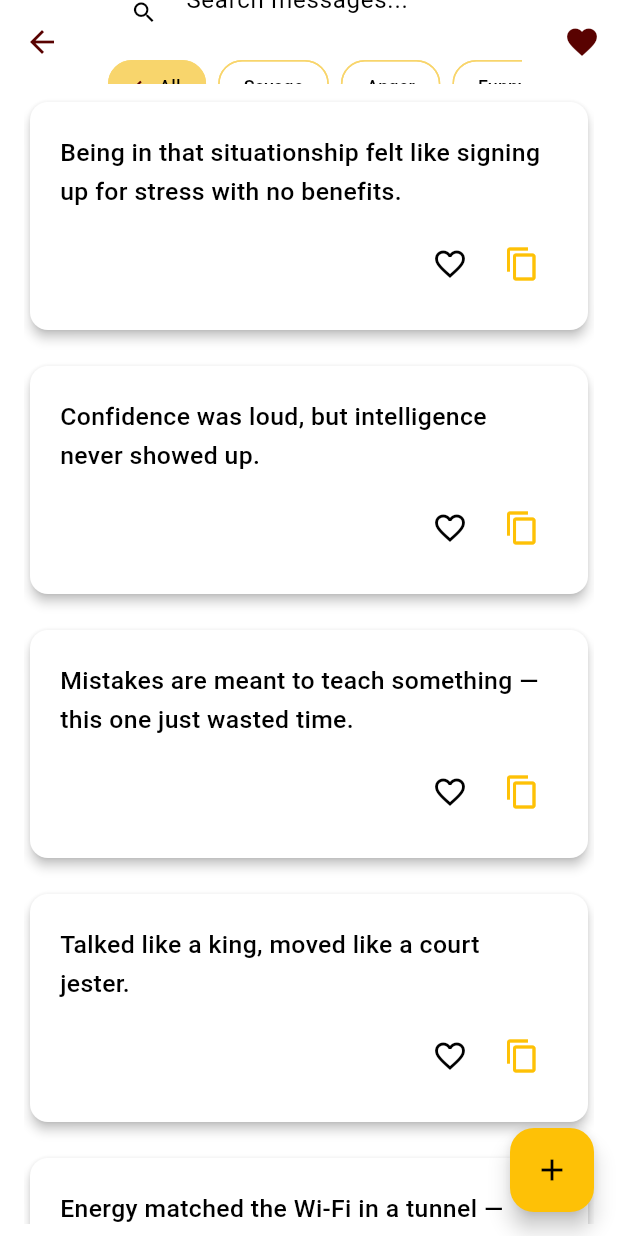
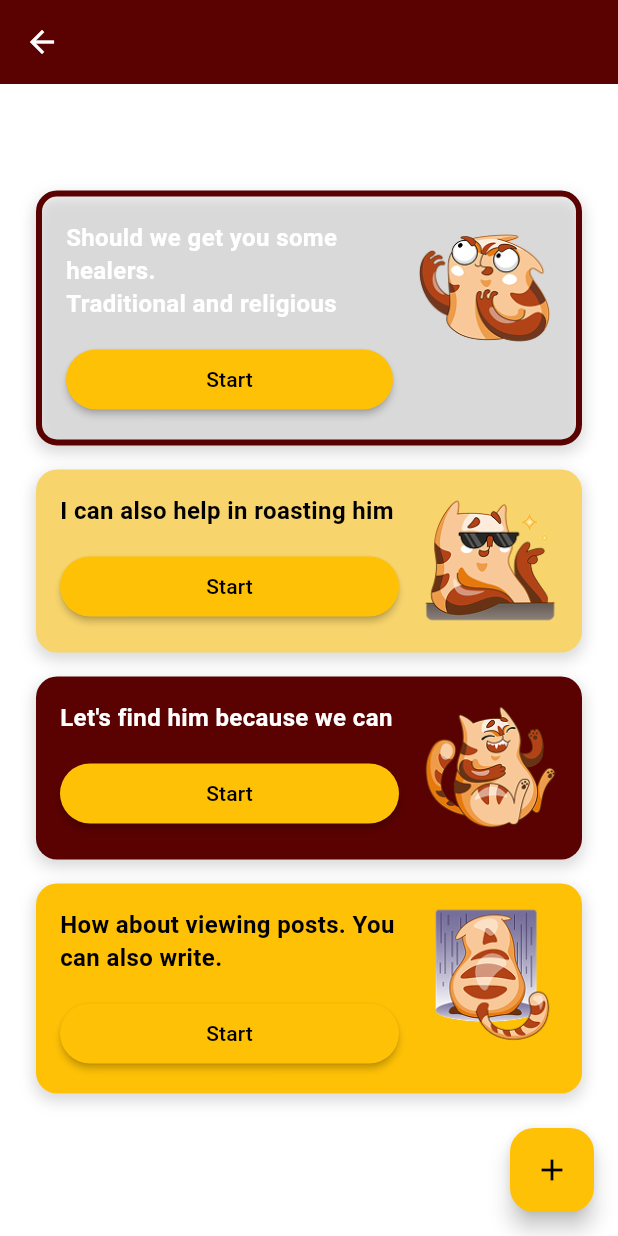
Before and after one commit to Nakato-Musana-Zaina/Tears, a Flutter app: the screen it shows after launch, on a phone screen of 412 x 824 dp. Run offline on Flutter 3.47's test engine with Material 3 defaults, Android fonts, the phone set to English and light mode, and no system bars; our stand-ins replace confetti, flutter_slidable, shared_preferences; missing offline and left inert: volume_key_board.

Commit message:
added the help_screen

```diff
--- a/lib/main.dart
+++ b/lib/main.dart
@@ -4,6 +4,7 @@ import 'package:shared_preferences/shared_preferences.dart';
 import 'screens/pet_name_screen.dart';
 import 'screens/messages_screen.dart';
 import 'screens/home_screen.dart';
+import 'screens/help_screen.dart';
 
 void main() {
   runApp(const TearsApp());
@@ -46,11 +47,13 @@ class _TearsAppState extends State<TearsApp> {
       title: 'Tears',
       debugShowCheckedModeBanner: false,
       theme: _isDarkMode ? darkTheme : lightTheme,
-      initialRoute: '/messages',
+      initialRoute: '/help',
       routes: {
         '/petname': (context) => FirstPage(toggleTheme: toggleTheme, isDarkMode: _isDarkMode),
         '/home': (context) => HomeScreen(toggleTheme: toggleTheme, isDarkMode: _isDarkMode),
         '/messages': (context) => MessagesScreen(toggleTheme: toggleTheme, isDarkMode: _isDarkMode),
+        '/help': (context) => HelpScreen(toggleTheme: toggleTheme, isDarkMode: _isDarkMode),
+
       },
     );
   }
--- a/lib/screens/anger_page.dart
+++ /dev/null
@@ -1,12 +0,0 @@
-// lib/screens/anger_page.dart
-import 'package:flutter/material.dart';
-
-class AngerPage extends StatelessWidget {
-  @override
-  Widget build(BuildContext context) {
-    return Scaffold(
-      appBar: AppBar(title: Text("Anger Page")),
-      body: Center(child: Text("This is the Anger Page")),
-    );
-  }
-}
--- /dev/null
+++ b/lib/screens/help_screen.dart
@@ -0,0 +1,260 @@
+// lib/screens/help_screen.dart
+
+import 'package:flutter/material.dart';
+import '../widgets/custom_fab.dart';
+import 'messages_screen.dart';
+
+class HelpScreen extends StatefulWidget {
+  final VoidCallback toggleTheme;
+  final bool isDarkMode;
+
+  const HelpScreen({Key? key, required this.toggleTheme, required this.isDarkMode}) : super(key: key);
+
+  @override
+  State<HelpScreen> createState() => _HelpScreenState();
+}
+
+class _HelpScreenState extends State<HelpScreen> with SingleTickerProviderStateMixin {
+  late AnimationController _controller;
+  late List<Animation<double>> _animations;
+
+  @override
+  void initState() {
+    super.initState();
+    _controller = AnimationController(
+      duration: const Duration(milliseconds: 800),
+      vsync: this,
+    );
+
+    // Create staggered animations for each card
+    _animations = List.generate(4, (index) {
+      return Tween<double>(begin: 0.0, end: 1.0).animate(
+        CurvedAnimation(
+          parent: _controller,
+          curve: Interval(
+            0.1 * index,
+            0.1 * index + 0.5,
+            curve: Curves.easeOut,
+          ),
+        ),
+      );
+    });
+
+    // Start animation after a short delay
+    Future.delayed(const Duration(milliseconds: 300), () {
+      if (mounted) {
+        _controller.forward();
+      }
+    });
+  }
+
+  @override
+  void dispose() {
+    _controller.dispose();
+    super.dispose();
+  }
+
+  @override
+  Widget build(BuildContext context) {
+    return Scaffold(
+      appBar: AppBar(
+        title: const Text('Guidance'),
+        backgroundColor: Theme.of(context).colorScheme.primary,
+        elevation: 0,
+        leading: IconButton(
+          icon: const Icon(Icons.arrow_back),
+          color: Theme.of(context).colorScheme.onPrimary,
+          onPressed: () => Navigator.pop(context),
+          tooltip: 'Go back',
+          style: ButtonStyle(
+            overlayColor: MaterialStateProperty.all(Colors.white12),
+          ),
+        ),
+      ),
+      body: Padding(
+        padding: const EdgeInsets.fromLTRB(24, 16, 24, 16),
+        child: Center(
+          child: ListView(
+            shrinkWrap: true,
+            physics: const BouncingScrollPhysics(),
+            children: [
+              for (int i = 0; i < 4; i++)
+                AnimatedBuilder(
+                  animation: _animations[i],
+                  builder: (context, child) {
+                    return Opacity(
+                      opacity: _animations[i].value,
+                      child: Transform.translate(
+                        offset: Offset(0, 20 * (1 - _animations[i].value)),
+                        child: child,
+                      ),
+                    );
+                  },
+                  child: _buildSection(
+                    context: context,
+                    index: i,
+                    title: _titles[i],
+                    imagePath: _images[i],
+                    buttonText: 'Start',
+                    onPressed: () => Navigator.pushNamed(context, _routes[i]),
+                    backgroundColor: _backgroundColors[i],
+                    borderColor: _borderColors[i],
+                    foregroundColor: _textColors[i],
+                  ),
+                ),
+              const SizedBox(height: 24),
+            ],
+          ),
+        ),
+      ),
+      floatingActionButton: CustomFloatingActionButton(
+        onPressed: () {
+          ScaffoldMessenger.of(context).showSnackBar(
+            const SnackBar(content: Text("Feature coming soon!")),
+          );
+        },
+      ),
+      floatingActionButtonLocation: FloatingActionButtonLocation.endFloat,
+    );
+  }
+
+  // Data
+  final List<String> _titles = [
+    'Should we get you some healers.\nTraditional and religious',
+    'I can also help in roasting him',
+    'Let\'s find him because we can',
+    'How about viewing posts. You can also write.',
+  ];
+
+  final List<String> _images = [
+    'assets/cat_guidance.png',
+    'assets/cat_roast.png',
+    'assets/cat_location.png',
+    'assets/cat_posts.png',
+  ];
+
+  final List<String> _routes = ['/healers', '/messages', '/location', '/posts'];
+
+  final List<Color> _backgroundColors = [
+    Colors.transparent,
+    Color(0xFFF8D56C),
+    Color(0xFF590201),
+    Color(0xFFFEC106),
+  ];
+
+  final List<Color?> _borderColors = [
+    Color(0xFF590201), // Thick red border
+    null,
+    null,
+    null,
+  ];
+
+  final List<Color> _textColors = [
+    Colors.white,
+    Colors.black,
+    Colors.white,
+    Colors.black,
+  ];
+
+  Widget _buildSection({
+    required BuildContext context,
+    required int index,
+    required String title,
+    required String imagePath,
+    required String buttonText,
+    required VoidCallback onPressed,
+    required Color backgroundColor,
+    Color? borderColor,
+    required Color foregroundColor,
+  }) {
+    return Container(
+      margin: const EdgeInsets.symmetric(vertical: 8),
+      decoration: BoxDecoration(
+        borderRadius: BorderRadius.circular(14),
+        color: backgroundColor,
+        boxShadow: [
+          BoxShadow(
+            color: Theme.of(context).shadowColor.withOpacity(0.15),
+            spreadRadius: 1,
+            blurRadius: 8,
+            offset: const Offset(0, 4),
+          ),
+        ],
+        border: borderColor != null
+            ? Border.all(
+                color: borderColor,
+                width: 4,
+              )
+            : null,
+      ),
+      child: Material(
+        color: Colors.transparent,
+        borderRadius: BorderRadius.circular(14),
+        child: InkWell(
+          borderRadius: BorderRadius.circular(14),
+          onTap: onPressed,
+          child: Padding(
+            padding: const EdgeInsets.all(16.0),
+            child: Row(
+              crossAxisAlignment: CrossAxisAlignment.start,
+              children: [
+                // Left: Text & Button
+                Expanded(
+                  child: Column(
+                    crossAxisAlignment: CrossAxisAlignment.start,
+                    children: [
+                      // Title
+                      Semantics(
+                        label: title,
+                        child: Text(
+                          title,
+                          style: TextStyle(
+                            fontSize: 16,
+                            fontWeight: FontWeight.bold,
+                            color: foregroundColor,
+                            height: 1.4,
+                          ),
+                        ),
+                      ),
+                      const SizedBox(height: 16),
+                      // Button
+                      SizedBox(
+                        width: double.infinity,
+                        child: ElevatedButton(
+                          onPressed: onPressed,
+                          style: ElevatedButton.styleFrom(
+                            backgroundColor: const Color(0xFFFEC106),
+                            foregroundColor: Colors.black,
+                            shape: RoundedRectangleBorder(
+                              borderRadius: BorderRadius.circular(20),
+                            ),
+                            padding: const EdgeInsets.symmetric(vertical: 8),
+                            elevation: 2,
+                            tapTargetSize: MaterialTapTargetSize.padded,
+                          ),
+                          child: const Text('Start'),
+                        ),
+                      ),
+                    ],
+                  ),
+                ),
+                const SizedBox(width: 16),
+                // Right: Image
+                Hero(
+                  tag: 'cat_image_$index',
+                  child: Image.asset(
+                    imagePath,
+                    width: 90,
+                    height: 90,
+                    fit: BoxFit.contain,
+                    semanticLabel: 'Cat illustration for $title',
+                  ),
+                ),
+              ],
+            ),
+          ),
+        ),
+      ),
+    );
+  }
+}
--- a/lib/screens/pet_name_screen.dart
+++ b/lib/screens/pet_name_screen.dart
@@ -3,7 +3,7 @@
 import 'package:flutter/material.dart';
 import '../widgets/custom_fab.dart';
 import 'home_screen.dart';
-import 'anger_page.dart';
+import 'help_screen.dart';
 
 class FirstPage extends StatelessWidget {
   final dynamic toggleTheme;
--- a/pubspec.yaml
+++ b/pubspec.yaml
@@ -66,6 +66,8 @@ flutter:
   # included with your application, so that you can use the icons in
   # the material Icons class.
   uses-material-design: true
+  assets:
+    - assets/
 
 
   # To add assets to your application, add an assets section, like this:
```
Also changed, not shown: assets/cat_guidance.png (added), assets/cat_location.png (added), assets/cat_posts.png (added), assets/cat_roast.png (added).
